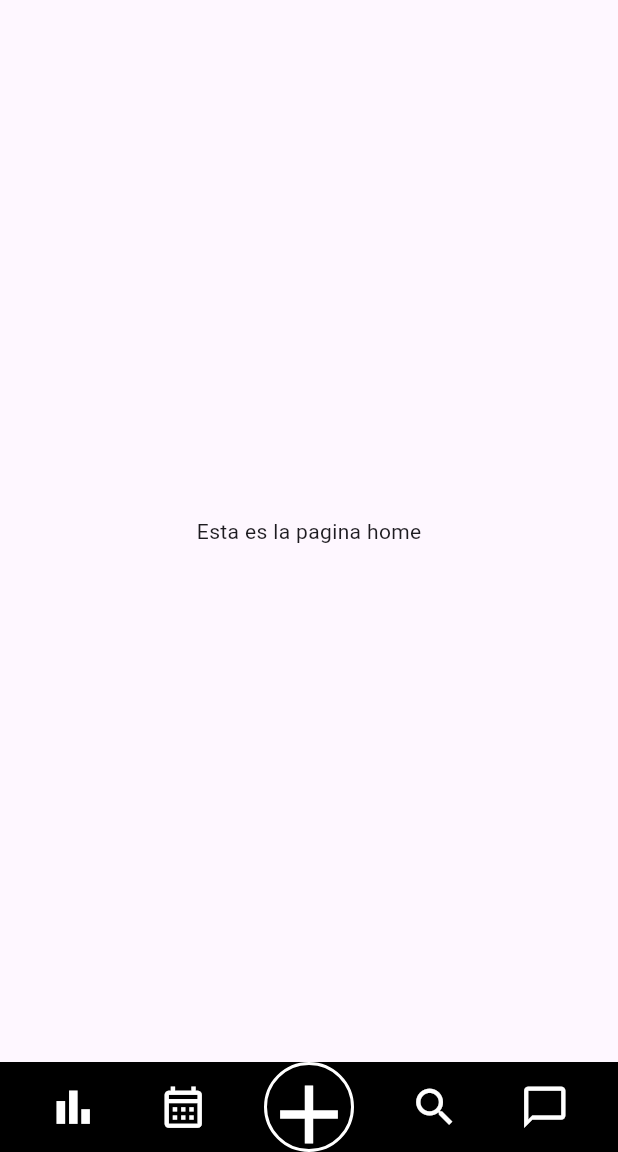
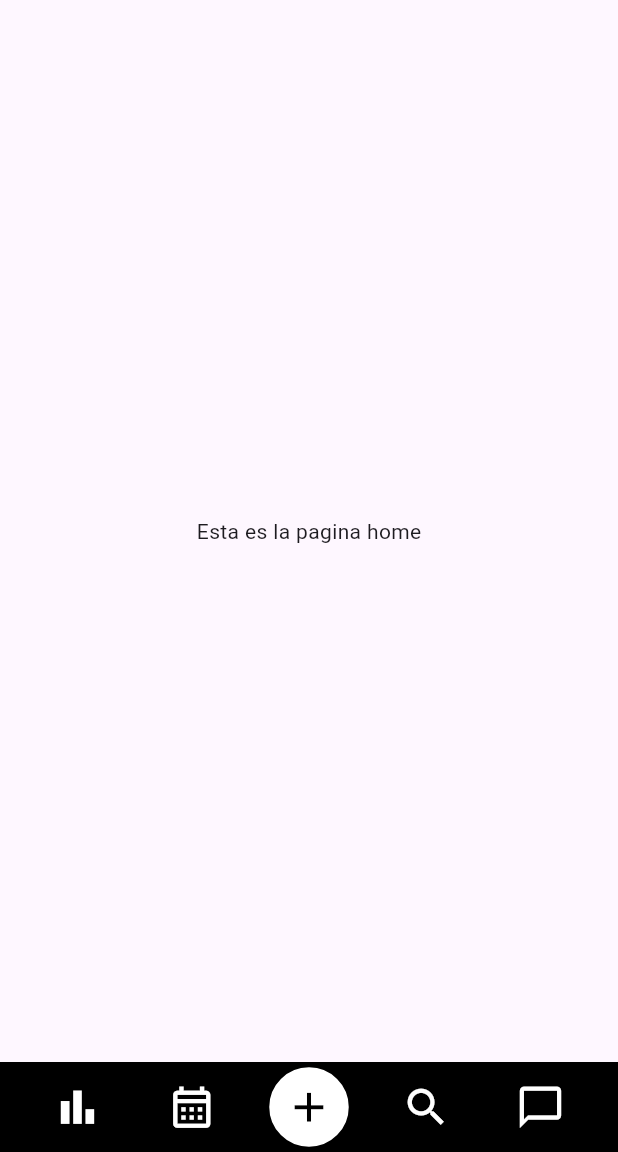
Before and after one commit to AndresFelipeMunozAguilar/Cat_Habits, a Flutter app: the screen it shows after launch, on a phone screen of 412 x 824 dp, the part 84-1236 px from its top. Run offline on Flutter 3.47's test engine with Material 3 defaults, Android fonts, the phone set to English and light mode, and no system bars.

Commit message:
ajustar footer a version borrador

```diff
--- a/lib/Components/footer.dart
+++ b/lib/Components/footer.dart
@@ -30,14 +30,16 @@ class Footer extends StatelessWidget {
           Container(
             decoration: BoxDecoration(
               shape: BoxShape.circle,
+              color: Colors.white,
               border: Border.all(
                   color: Colors.white,
                   width: 2), // Borde blanco alrededor del ícono
             ),
-            child: Icon(
-              Icons.add,
-              color: Colors.white,
-              size: iconsSize * 2, // Tamaño mayor para el tercer ícono
+            child: IconButton(
+              icon: Icon(Icons.add),
+              color: Colors.black,
+              iconSize: iconsSize, // Tamaño mayor para el tercer ícono
+              onPressed: () => {},
             ),
           ),
           IconButton(
```
